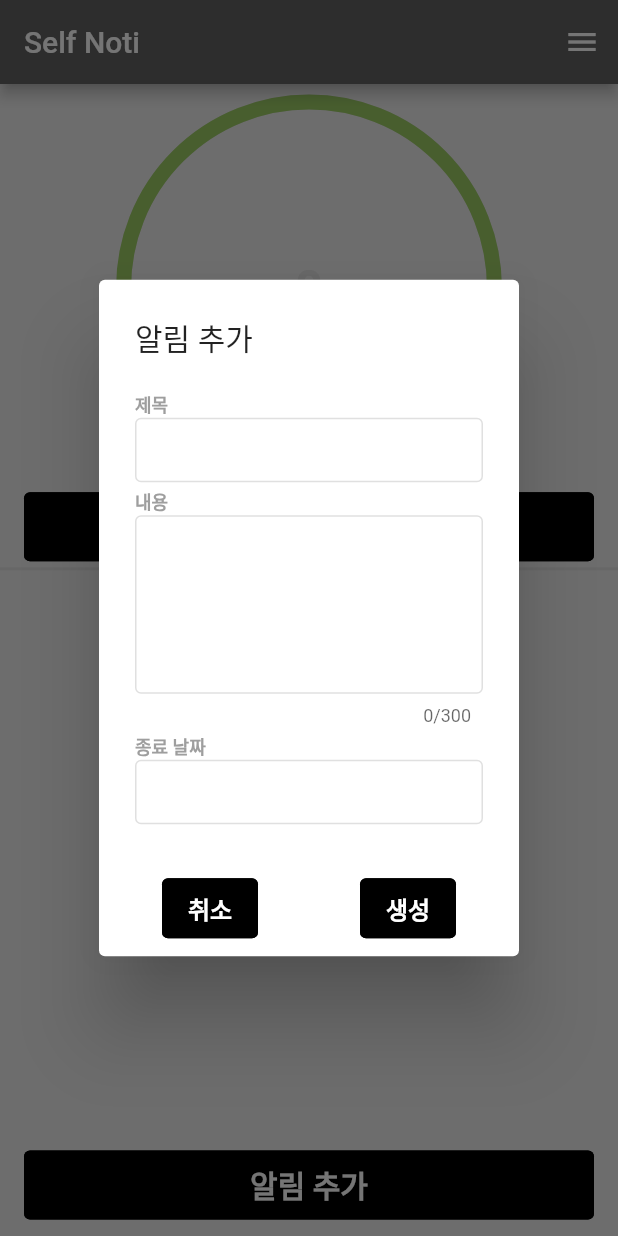
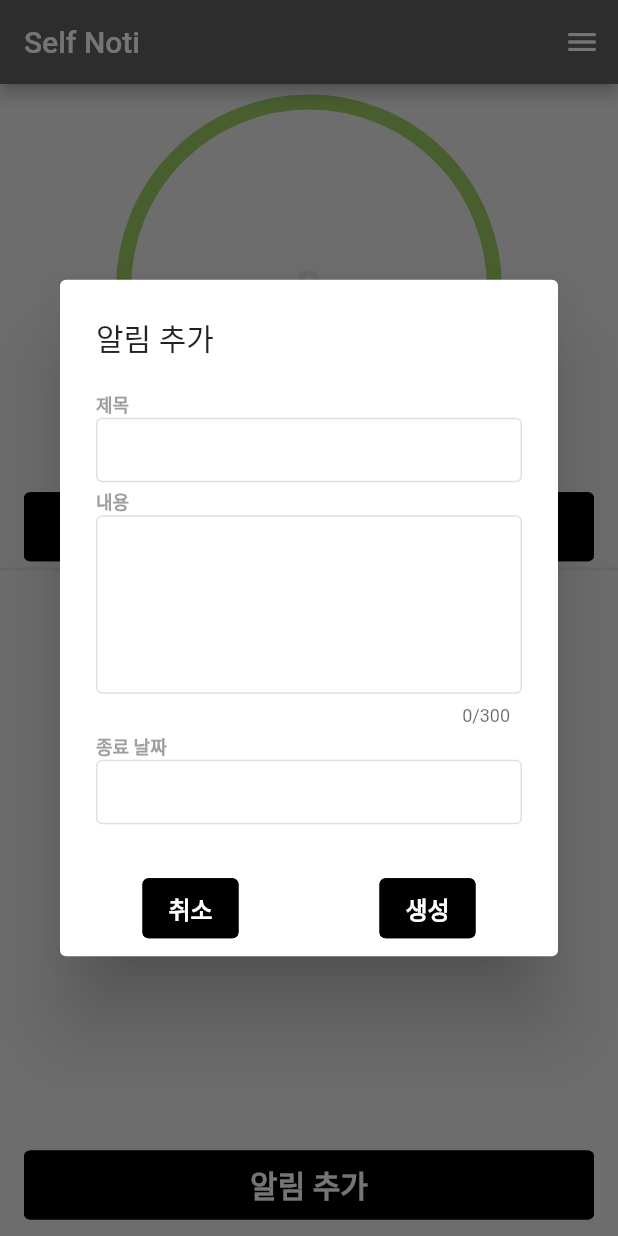
Before and after one commit to Raonshi/self_noti, a Flutter app: the screen it shows after launch, after a tap on "알림 추가", on a phone screen of 412 x 824 dp. Run offline on Flutter 3.47's test engine with Material 2 defaults, Android fonts, the light colour scheme and no system bars; drawn by our look-alikes of circular_countdown_timer; our stand-ins replace freezed_annotation, shared_preferences.

Commit message:
add notification item feature done

```diff
--- a/lib/src/home/provider/home_provider.dart
+++ b/lib/src/home/provider/home_provider.dart
@@ -1,7 +1,9 @@
 import 'package:circular_countdown_timer/circular_countdown_timer.dart';
 import 'package:flutter/material.dart';
 import 'package:self_noti/data/notification_item/notification_item_model.dart';
+import 'package:shared_preferences/shared_preferences.dart';
 
 class HomeProvider extends ChangeNotifier {
   String title = 'Self Noti';
+
 }
--- a/lib/src/home/provider/notification_provider.dart
+++ b/lib/src/home/provider/notification_provider.dart
@@ -18,14 +18,25 @@ class NotificationProvider extends ChangeNotifier {
   void initNotiItems() async {
     if (localStorage.containsKey('notificationItems')) {
       List<String>? data = localStorage.getStringList('notificationItems');
-      if(data == null){
-        return;
+      if (data == null) return;
+      notiItems = data.map((e) {
+        return NotificationItemModel.fromJson(json.decode(e));
+      }).toList();
+
+      for (NotificationItemModel item in notiItems) {
+        if (item.expiredAt?.isBefore(DateTime.now()) ?? true) removeNotiItem(item);
       }
-      notiItems = data.map((e) {
-        Map<String, dynamic> jsonData = json.decoder.convert(e);
-        return  NotificationItemModel.fromJson(json.decode(e));
-      }).toList();
     }
+    notifyListeners();
+  }
+
+  void removeNotiItem(NotificationItemModel item){
+    notiItems.remove(item);
+    notifyListeners();
+  }
+
+  void removeNotiItemFromIndex(int index) {
+    notiItems.removeAt(index);
     notifyListeners();
   }
 
@@ -44,7 +55,7 @@ class NotificationProvider extends ChangeNotifier {
   }
 
   List<String> convertNotificationItemModelToString() {
-    List<Map<String, dynamic>> jsonList= notiItems.map((e) => e.toJson()).toList();
+    List<Map<String, dynamic>> jsonList = notiItems.map((e) => e.toJson()).toList();
     return jsonList.map((e) => json.encode(e)).toList();
   }
 }
--- a/lib/src/widgets/notification_dialog.dart
+++ b/lib/src/widgets/notification_dialog.dart
@@ -22,7 +22,9 @@ class NotificationDialog extends StatelessWidget {
 
           return AlertDialog(
             title: const Text('알림 추가'),
-            content: SingleChildScrollView(
+            content: SizedBox(
+              width: MediaQuery.of(context).size.width,
+              child: SingleChildScrollView(
                 child: Form(
                   key: _formKey,
                   child: Column(
@@ -60,6 +62,7 @@ class NotificationDialog extends StatelessWidget {
                         },
                       ),
                     ],
+                  ),
                 ),
               ),
             ),
@@ -220,6 +223,11 @@ class _NotificationInputDateFieldState extends State<_NotificationDateInputField
             if(val?.isEmpty ?? true){
               return '${widget.label}을 입력해주세요';
             }
+
+            if(DateFormat('yyyy년 MM월 dd일').parse(val!).isBefore(DateTime.now())){
+              return '오늘 이후의 날짜로 설정해주세요';
+            }
+
             return null;
           },
         ),
```
Lines whose indentation alone changed are shown as unchanged.
